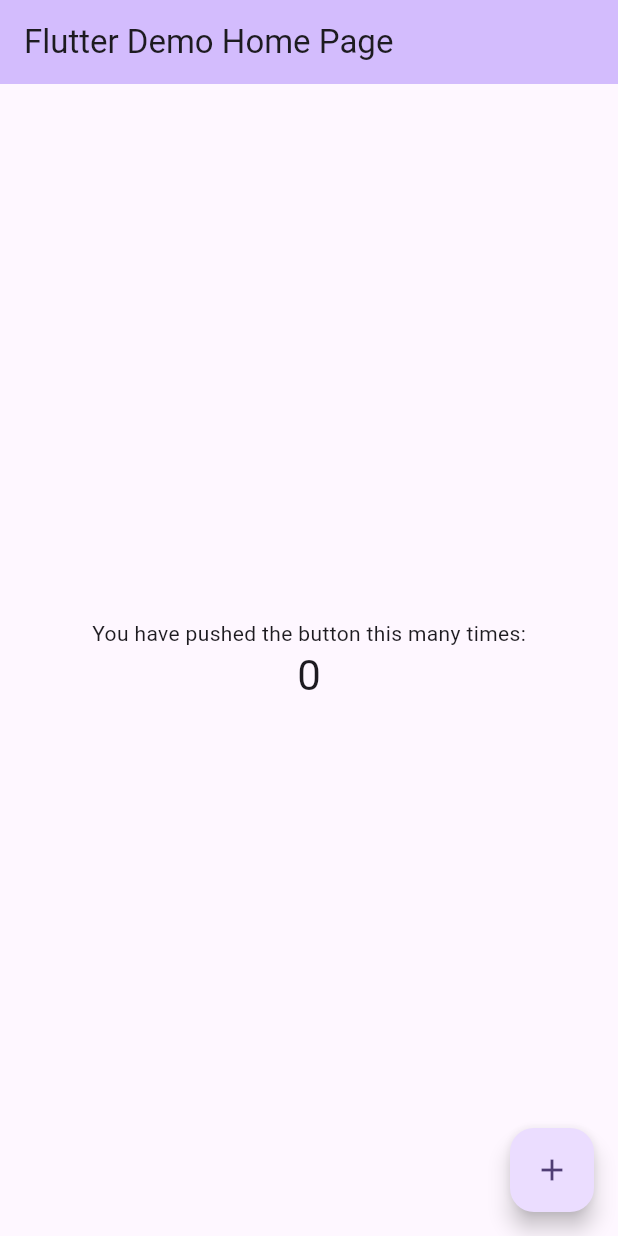
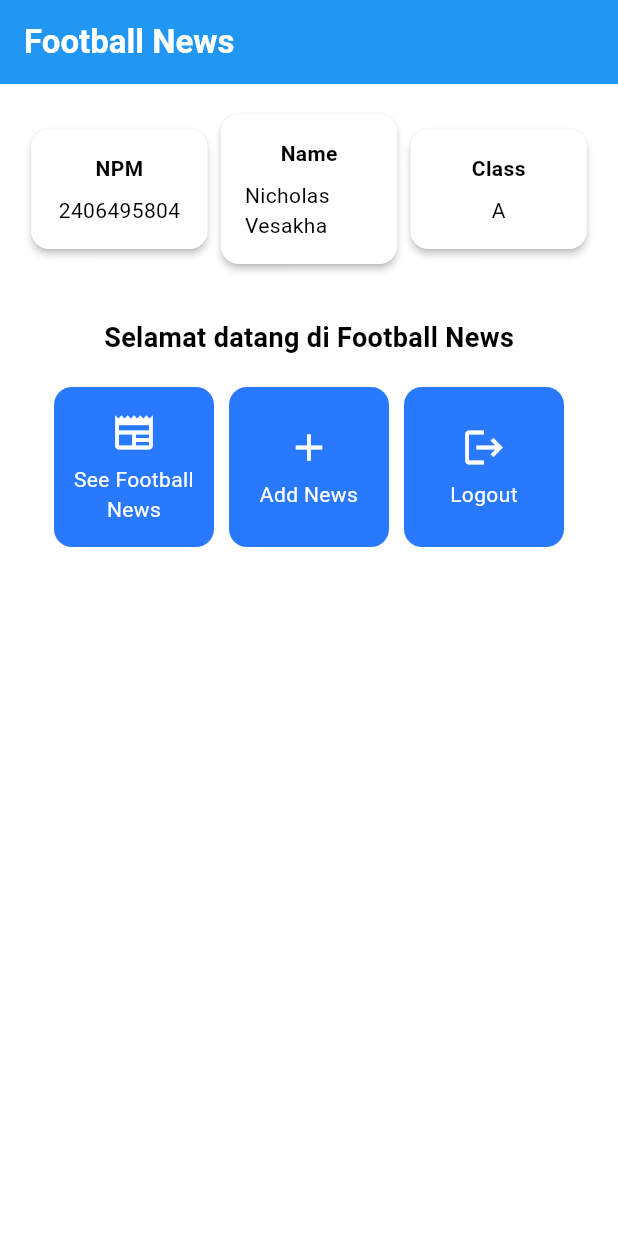
Before and after one commit to nichovesakha81/football-news-mobile, a Flutter app: the screen it shows after launch, on a phone screen of 412 x 824 dp. Run offline on Flutter 3.47's test engine with Material 3 defaults, Android fonts, the phone set to English and light mode, and no system bars.

Commit message:
tutorial 6 selesai

```diff
--- a/lib/main.dart
+++ b/lib/main.dart
@@ -1,4 +1,5 @@
 import 'package:flutter/material.dart';
+import 'package:football_news/menu.dart';
 
 void main() {
   runApp(const MyApp());
@@ -28,95 +29,10 @@ class MyApp extends StatelessWidget {
         //
         // This works for code too, not just values: Most code changes can be
         // tested with just a hot reload.
-        colorScheme: ColorScheme.fromSeed(seedColor: Colors.deepPurple),
+         colorScheme: ColorScheme.fromSwatch(primarySwatch: Colors.blue)
+             .copyWith(secondary: Colors.blueAccent[400]),
       ),
-      home: const MyHomePage(title: 'Flutter Demo Home Page'),
+      home: MyHomePage(),
     );
   }
 }
-
-class MyHomePage extends StatefulWidget {
-  const MyHomePage({super.key, required this.title});
-
-  // This widget is the home page of your application. It is stateful, meaning
-  // that it has a State object (defined below) that contains fields that affect
-  // how it looks.
-
-  // This class is the configuration for the state. It holds the values (in this
-  // case the title) provided by the parent (in this case the App widget) and
-  // used by the build method of the State. Fields in a Widget subclass are
-  // always marked "final".
-
-  final String title;
-
-  @override
-  State<MyHomePage> createState() => _MyHomePageState();
-}
-
-class _MyHomePageState extends State<MyHomePage> {
-  int _counter = 0;
-
-  void _incrementCounter() {
-    setState(() {
-      // This call to setState tells the Flutter framework that something has
-      // changed in this State, which causes it to rerun the build method below
-      // so that the display can reflect the updated values. If we changed
-      // _counter without calling setState(), then the build method would not be
-      // called again, and so nothing would appear to happen.
-      _counter++;
-    });
-  }
-
-  @override
-  Widget build(BuildContext context) {
-    // This method is rerun every time setState is called, for instance as done
-    // by the _incrementCounter method above.
-    //
-    // The Flutter framework has been optimized to make rerunning build methods
-    // fast, so that you can just rebuild anything that needs updating rather
-    // than having to individually change instances of widgets.
-    return Scaffold(
-      appBar: AppBar(
-        // TRY THIS: Try changing the color here to a specific color (to
-        // Colors.amber, perhaps?) and trigger a hot reload to see the AppBar
-        // change color while the other colors stay the same.
-        backgroundColor: Theme.of(context).colorScheme.inversePrimary,
-        // Here we take the value from the MyHomePage object that was created by
-        // the App.build method, and use it to set our appbar title.
-        title: Text(widget.title),
-      ),
-      body: Center(
-        // Center is a layout widget. It takes a single child and positions it
-        // in the middle of the parent.
-        child: Column(
-          // Column is also a layout widget. It takes a list of children and
-          // arranges them vertically. By default, it sizes itself to fit its
-          // children horizontally, and tries to be as tall as its parent.
-          //
-          // Column has various properties to control how it sizes itself and
-          // how it positions its children. Here we use mainAxisAlignment to
-          // center the children vertically; the main axis here is the vertical
-          // axis because Columns are vertical (the cross axis would be
-          // horizontal).
-          //
-          // TRY THIS: Invoke "debug painting" (choose the "Toggle Debug Paint"
-          // action in the IDE, or press "p" in the console), to see the
-          // wireframe for each widget.
-          mainAxisAlignment: MainAxisAlignment.center,
-          children: <Widget>[
-            const Text('You have pushed the button this many times:'),
-            Text(
-              '$_counter',
-              style: Theme.of(context).textTheme.headlineMedium,
-            ),
-          ],
-        ),
-      ),
-      floatingActionButton: FloatingActionButton(
-        onPressed: _incrementCounter,
-        tooltip: 'Increment',
-        child: const Icon(Icons.add),
-      ), // This trailing comma makes auto-formatting nicer for build methods.
-    );
-  }
-}
--- /dev/null
+++ b/lib/menu.dart
@@ -0,0 +1,188 @@
+import 'package:flutter/material.dart';
+
+class MyHomePage extends StatelessWidget {
+    MyHomePage({super.key});
+
+    final String nama = "Nicholas Vesakha"; //nama
+    final String npm = "2406495804"; //npm
+    final String kelas = "A"; //kelas
+
+    final List<ItemHomepage> items = [
+    ItemHomepage("See Football News", Icons.newspaper),
+    ItemHomepage("Add News", Icons.add),
+    ItemHomepage("Logout", Icons.logout),
+    ];
+
+    @override
+    Widget build(BuildContext context) {
+    // Scaffold menyediakan struktur dasar halaman dengan AppBar dan body.
+    return Scaffold(
+      // AppBar adalah bagian atas halaman yang menampilkan judul.
+      appBar: AppBar(
+        // Judul aplikasi "Football News" dengan teks putih dan tebal.
+        title: const Text(
+          'Football News',
+          style: TextStyle(
+            color: Colors.white,
+            fontWeight: FontWeight.bold,
+          ),
+        ),
+        // Warna latar belakang AppBar diambil dari skema warna tema aplikasi.
+        backgroundColor: Theme.of(context).colorScheme.primary,
+      ),
+      // Body halaman dengan padding di sekelilingnya.
+      body: Padding(
+        padding: const EdgeInsets.all(16.0),
+        // Menyusun widget secara vertikal dalam sebuah kolom.
+        child: Column(
+          crossAxisAlignment: CrossAxisAlignment.center,
+          children: [
+            // Row untuk menampilkan 3 InfoCard secara horizontal.
+            Row(
+              mainAxisAlignment: MainAxisAlignment.spaceEvenly,
+              children: [
+                InfoCard(title: 'NPM', content: npm),
+                InfoCard(title: 'Name', content: nama),
+                InfoCard(title: 'Class', content: kelas),
+              ],
+            ),
+
+            // Memberikan jarak vertikal 16 unit.
+            const SizedBox(height: 16.0),
+
+            // Menempatkan widget berikutnya di tengah halaman.
+            Center(
+              child: Column(
+                // Menyusun teks dan grid item secara vertikal.
+
+                children: [
+                  // Menampilkan teks sambutan dengan gaya tebal dan ukuran 18.
+                  const Padding(
+                    padding: EdgeInsets.only(top: 16.0),
+                    child: Text(
+                      'Selamat datang di Football News',
+                      style: TextStyle(
+                        fontWeight: FontWeight.bold,
+                        fontSize: 18.0,
+                      ),
+                    ),
+                  ),
+
+                  // Grid untuk menampilkan ItemCard dalam bentuk grid 3 kolom.
+                  GridView.count(
+                    primary: true,
+                    padding: const EdgeInsets.all(20),
+                    crossAxisSpacing: 10,
+                    mainAxisSpacing: 10,
+                    crossAxisCount: 3,
+                    // Agar grid menyesuaikan tinggi kontennya.
+                    shrinkWrap: true,
+
+                    // Menampilkan ItemCard untuk setiap item dalam list items.
+                    children: items.map((ItemHomepage item) {
+                      return ItemCard(item);
+                    }).toList(),
+                  ),
+                ],
+              ),
+            ),
+          ],
+        ),
+      ),
+    );
+  }
+}
+
+class InfoCard extends StatelessWidget {
+  // Kartu informasi yang menampilkan title dan content.
+
+  final String title;  // Judul kartu.
+  final String content;  // Isi kartu.
+
+  const InfoCard({super.key, required this.title, required this.content});
+
+  @override
+  Widget build(BuildContext context) {
+    return Card(
+      // Membuat kotak kartu dengan bayangan dibawahnya.
+      elevation: 2.0,
+      child: Container(
+        // Mengatur ukuran dan jarak di dalam kartu.
+        width: MediaQuery.of(context).size.width / 3.5, // menyesuaikan dengan lebar device yang digunakan.
+        padding: const EdgeInsets.all(16.0),
+        // Menyusun title dan content secara vertikal.
+        child: Column(
+          children: [
+            Text(
+              title,
+              style: const TextStyle(fontWeight: FontWeight.bold),
+            ),
+            const SizedBox(height: 8.0),
+            Text(content),
+          ],
+        ),
+      ),
+    );
+  }
+}
+
+class ItemHomepage {
+ final String name;
+ final IconData icon;
+
+ ItemHomepage(this.name, this.icon);
+}
+
+class ItemCard extends StatelessWidget {
+  // Menampilkan kartu dengan ikon dan nama.
+
+  final ItemHomepage item;
+
+  const ItemCard(this.item, {super.key});
+
+  @override
+  Widget build(BuildContext context) {
+    return Material(
+      // Menentukan warna latar belakang dari tema aplikasi.
+      color: Theme.of(context).colorScheme.secondary,
+      // Membuat sudut kartu melengkung.
+      borderRadius: BorderRadius.circular(12),
+
+      child: InkWell(
+        // Aksi ketika kartu ditekan.
+        onTap: () {
+          // Menampilkan pesan SnackBar saat kartu ditekan.
+          ScaffoldMessenger.of(context)
+            ..hideCurrentSnackBar()
+            ..showSnackBar(
+              SnackBar(content: Text("Kamu telah menekan tombol ${item.name}!"))
+            );
+        },
+        // Container untuk menyimpan Icon dan Text
+        child: Container(
+          padding: const EdgeInsets.all(8),
+          child: Center(
+            child: Column(
+              // Menyusun ikon dan teks di tengah kartu.
+              mainAxisAlignment: MainAxisAlignment.center,
+              children: [
+                Icon(
+                  item.icon,
+                  color: Colors.white,
+                  size: 30.0,
+                ),
+                const Padding(padding: EdgeInsets.all(3)),
+                Text(
+                  item.name,
+                  textAlign: TextAlign.center,
+                  style: const TextStyle(color: Colors.white),
+                ),
+              ],
+            ),
+          ),
+        ),
+      ),
+    );
+  }
+
+}
```
